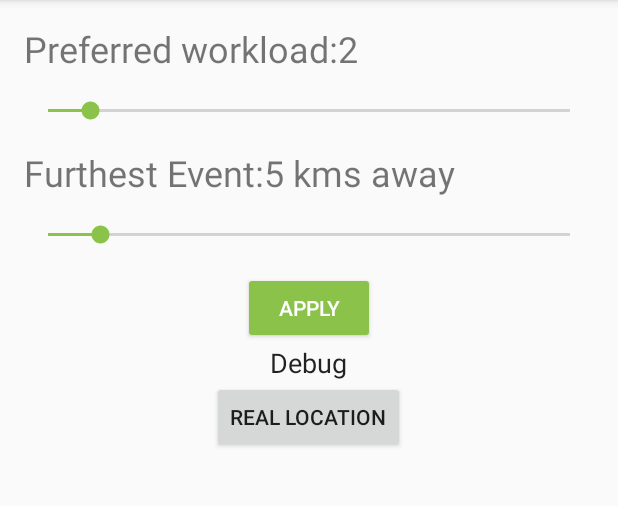
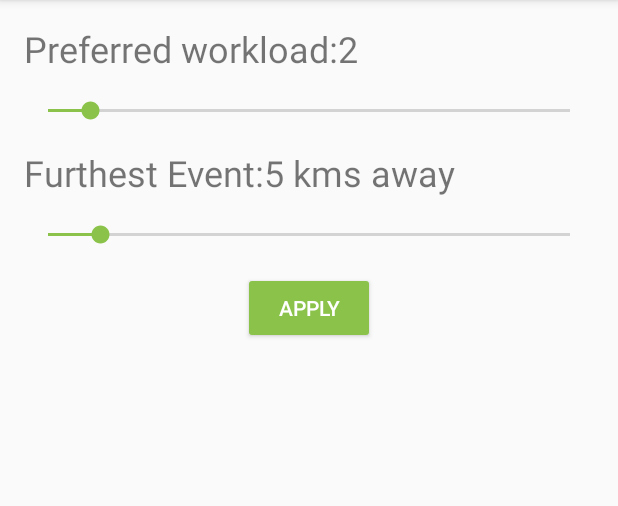
Before and after one commit to Abr3u/GeoFriendsFire, an Android app: the SettingsActivity screen opened directly, with no data from a screen before it, on a phone screen of 412 x 824 dp, the part 84-590 px from its top. Run offline under Robolectric (Android 15) with nearby library versions, the phone set to English and light mode, and no system bars; our stand-ins replace ButterKnife, EventBus, Firebase (no records; nobody signed in at launch, a user with empty details on screens opened directly); libraries missing offline, so code that uses them is left out: com.squareup.leakcanary.

Commit message:
removed real location debug

```diff
--- a/app/src/main/res/layout/activity_settings.xml
+++ b/app/src/main/res/layout/activity_settings.xml
@@ -73,21 +73,6 @@
                 android:layout_marginTop="@dimen/activity_vertical_margin"
                 android:text="Apply" />
 
-
-            <TextView
-                android:id="@+id/textView"
-                android:layout_width="wrap_content"
-                android:layout_height="wrap_content"
-                android:layout_weight="1"
-                android:text="Debug"
-                android:textAppearance="@android:style/TextAppearance.Medium" />
-
-            <Button
-                android:id="@+id/realLocationButton"
-                android:text="Real Location"
-                android:layout_width="wrap_content"
-                android:layout_height="wrap_content" />
-
         </LinearLayout>
 
 
```
Also changed, not shown: app/src/main/java/pt/utl/ist/meic/geofriendsfire/activities/SettingsActivity.java (+0 -13 lines).
